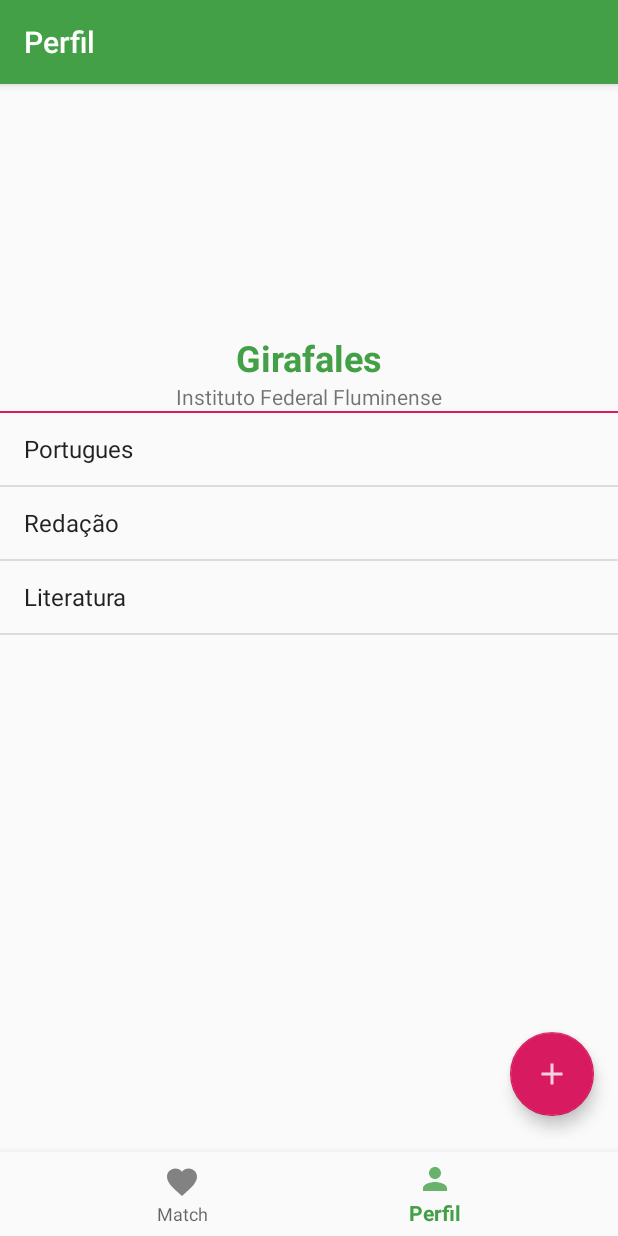
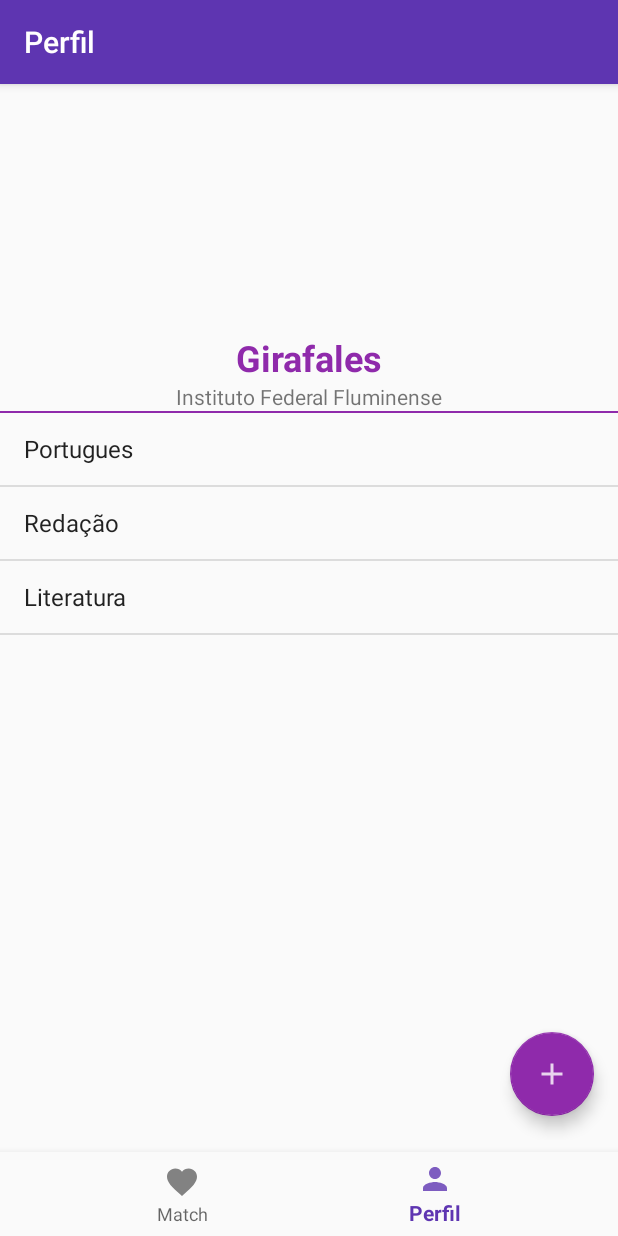
Before and after one commit to raphaelframos/matcheduc, an Android app: the ProfileFragment screen opened through its navigation route, on a phone screen of 412 x 824 dp. Run offline under Robolectric (Android 15) with nearby library versions, the phone set to English and light mode, and no system bars; our stand-ins replace navigation-ui; libraries missing offline, so code that uses them is left out: coil.api.load, com.yuyakaido.android; pictures from the network do not load; 7 statements that could not run were skipped.

Commit message:
Trocando tema do app

```diff
--- a/app/src/main/java/powellapps/matcheduc/repository/ThemeRepository.kt
+++ b/app/src/main/java/powellapps/matcheduc/repository/ThemeRepository.kt
@@ -7,7 +7,8 @@ class ThemeRepository {
     companion object {
         fun create(): List<Theme> {
             val themes = ArrayList<Theme>()
-            themes.add(Theme("Natureza", "Darwin\n\nConhecendo as bacterias\n\nIabadabaduIabadabaduIabadabaduIabadabaduIabadabadu\n\nNatureza 4Natureza 4Natureza 4Natureza 4Natureza 4"))
+            themes.add(Theme("O Bullying nas redes sociais", "O texto argumentativo\n\nElementos da argumentação" +
+                    "\n\nVozes na argumentação\n\nEstratégias argumentativas"))
             themes.add(Theme("NaturezaNaturezaNaturezaNaturezaNaturezaNaturezaNatureza", "Darwin\n\nConhecendo as bacterias\n\nIabadabaduIabadabaduIabadabaduIabadabaduIabadabadu\n\nNatureza 4Natureza 4Natureza 4Natureza 4Natureza 4"))
 
             return themes
--- a/app/src/main/res/layout/fragment_profile.xml
+++ b/app/src/main/res/layout/fragment_profile.xml
@@ -24,7 +24,7 @@
         android:layout_marginTop="8dp"
         android:gravity="center_horizontal"
         android:text="TextView"
-        android:textColor="#43A047"
+        android:textColor="@color/colorAccent"
         android:textSize="24sp"
         android:textStyle="bold"
         app:layout_constraintEnd_toEndOf="parent"
--- a/app/src/main/res/values/colors.xml
+++ b/app/src/main/res/values/colors.xml
@@ -1,6 +1,6 @@
 <?xml version="1.0" encoding="utf-8"?>
 <resources>
-    <color name="colorPrimary">#43A047</color>
+    <color name="colorPrimary">#5E35B1</color>
     <color name="colorPrimaryDark">@color/colorPrimary</color>
-    <color name="colorAccent">#D81B60</color>
+    <color name="colorAccent">#8F2AAB</color>
 </resources>
```
